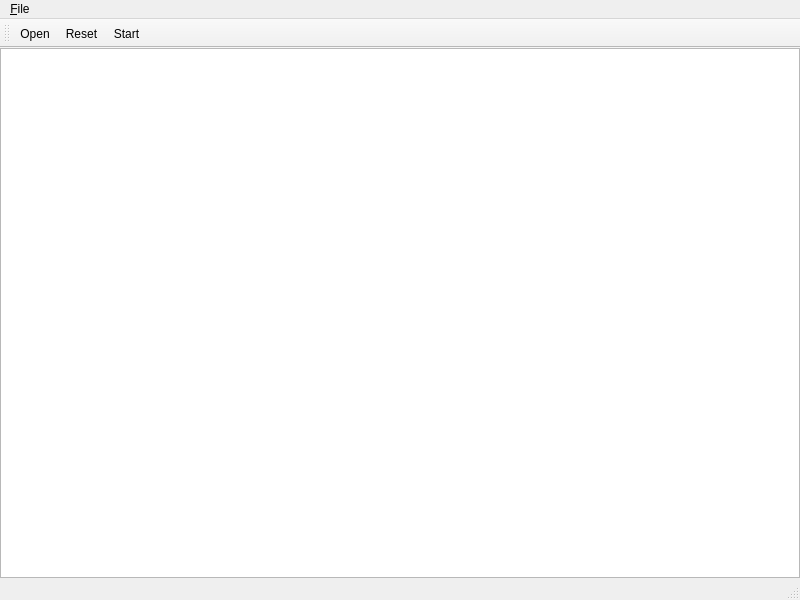
Above: itkProjects/Particles/plutowindow.ui from SadeghMSalehi/gradworks before the change. Below: the same form after it.
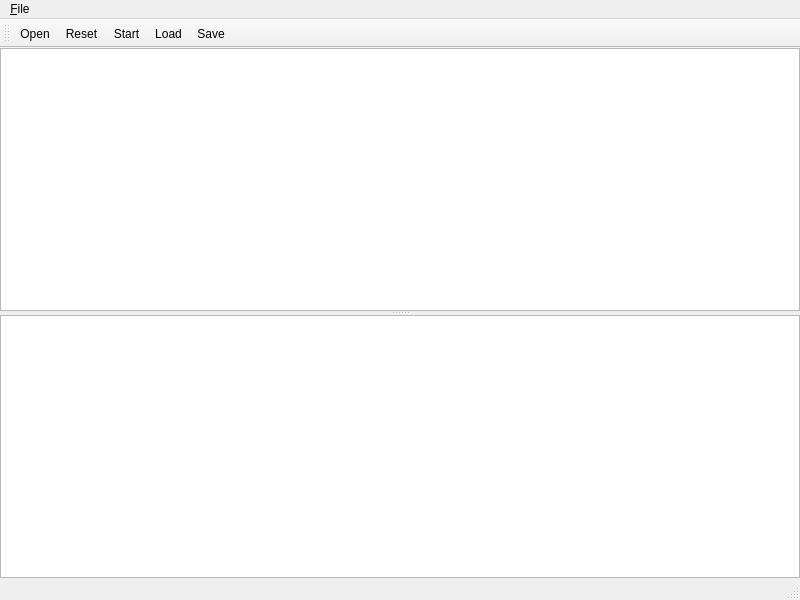
That is the form after the change. Custom widgets are drawn as their Qt base class.

What changed in the file:
```diff
--- a/itkProjects/Particles/plutowindow.ui
+++ b/itkProjects/Particles/plutowindow.ui
@@ -19,6 +19,10 @@
      <number>0</number>
     </property>
     <item>
+     <widget class="QSplitter" name="splitter">
+      <property name="orientation">
+       <enum>Qt::Vertical</enum>
+      </property>
      <widget class="QGraphicsView" name="graphicsView">
       <property name="backgroundBrush">
        <brush brushstyle="SolidPattern">
@@ -30,6 +34,18 @@
        </brush>
       </property>
      </widget>
+      <widget class="QGraphicsZoomView" name="graphicsMiniView">
+       <property name="backgroundBrush">
+        <brush brushstyle="SolidPattern">
+         <color alpha="255">
+          <red>0</red>
+          <green>0</green>
+          <blue>0</blue>
+         </color>
+        </brush>
+       </property>
+      </widget>
+     </widget>
     </item>
    </layout>
   </widget>
@@ -65,6 +81,8 @@
    <addaction name="actionOpen"/>
    <addaction name="actionReset"/>
    <addaction name="actionStart"/>
+   <addaction name="actionLoad"/>
+   <addaction name="actionSave"/>
   </widget>
   <action name="actionOpen">
    <property name="text">
@@ -86,7 +104,24 @@
     <string>Start</string>
    </property>
   </action>
+  <action name="actionSave">
+   <property name="text">
+    <string>Save</string>
+   </property>
+  </action>
+  <action name="actionLoad">
+   <property name="text">
+    <string>Load</string>
+   </property>
+  </action>
  </widget>
+ <customwidgets>
+  <customwidget>
+   <class>QGraphicsZoomView</class>
+   <extends>QGraphicsView</extends>
+   <header>QGraphicsZoomView.h</header>
+  </customwidget>
+ </customwidgets>
  <resources/>
  <connections/>
 </ui>
```
Lines whose indentation alone changed are shown as unchanged.
